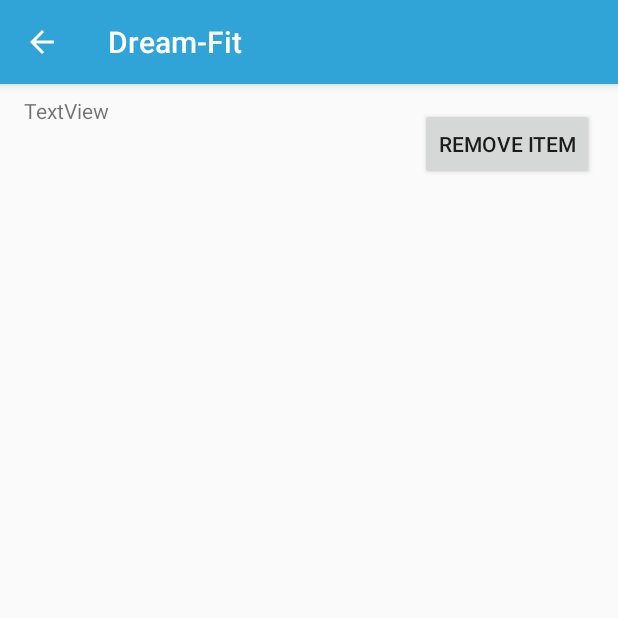
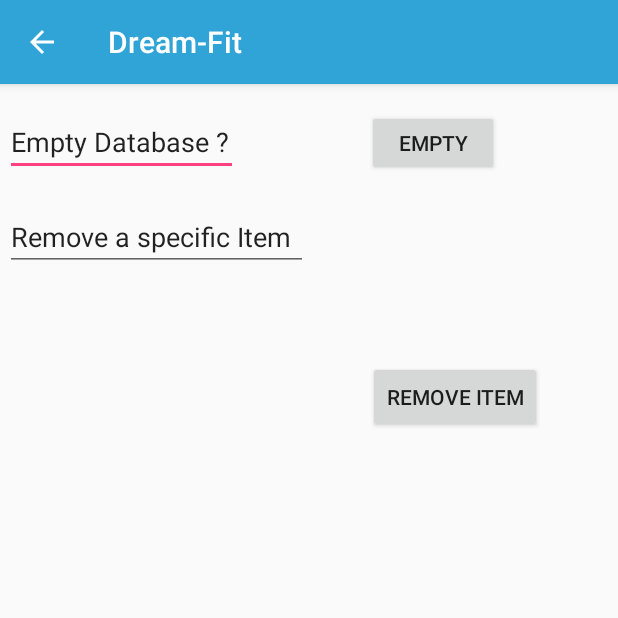
Before and after one commit to MatthewDBarrett/DreamFit, an Android app: the calorie_tracker_remove_List screen opened directly, with no data from a screen before it, on a phone screen of 412 x 824 dp, the top half of it. Run offline under Robolectric (Android 15) with nearby library versions, the phone set to English and light mode, and no system bars.

Commit message:
~revamp of add_List activity ~some changes to calorieTracker ~add_List activity now shows calories & item description ~implementation of remove 'Empty database' option

```diff
--- a/app/src/main/res/layout/activity_calorie_tracker_remove_list.xml
+++ b/app/src/main/res/layout/activity_calorie_tracker_remove_list.xml
@@ -17,33 +17,62 @@
         app:layout_constraintEnd_toEndOf="parent"
         app:layout_constraintStart_toStartOf="parent" />
 
-    <TextView
-        android:id="@+id/textView"
-        android:layout_width="180dp"
-        android:layout_height="56dp"
-        android:layout_marginBottom="112dp"
-        android:layout_marginStart="16dp"
-        android:layout_marginTop="8dp"
-        android:text="TextView"
-        app:layout_constraintBottom_toTopOf="@+id/foodList"
-        app:layout_constraintStart_toStartOf="parent"
-        app:layout_constraintTop_toTopOf="parent"
-        app:layout_constraintVertical_bias="0.0" />
-
     <Button
-        android:id="@+id/button"
+        android:id="@+id/removeBtn"
         android:layout_width="wrap_content"
         android:layout_height="wrap_content"
         android:layout_marginBottom="8dp"
-        android:layout_marginEnd="16dp"
-        android:layout_marginStart="8dp"
+        android:layout_marginEnd="52dp"
+        android:layout_marginStart="40dp"
         android:layout_marginTop="16dp"
         android:onClick="onRemove"
         android:text="remove Item"
         app:layout_constraintBottom_toTopOf="@+id/foodList"
         app:layout_constraintEnd_toEndOf="parent"
-        app:layout_constraintHorizontal_bias="1.0"
-        app:layout_constraintStart_toEndOf="@+id/textView"
+        app:layout_constraintHorizontal_bias="0.333"
+        app:layout_constraintStart_toEndOf="@+id/editText2"
         app:layout_constraintTop_toTopOf="parent"
+        app:layout_constraintVertical_bias="0.662" />
+
+    <EditText
+        android:id="@+id/editText"
+        android:layout_width="155dp"
+        android:layout_height="wrap_content"
+        android:layout_marginStart="3dp"
+        android:layout_marginTop="16dp"
+        android:ems="10"
+        android:inputType="textPersonName"
+        android:text="Empty Database ?"
+        app:layout_constraintHorizontal_chainStyle="spread"
+        app:layout_constraintStart_toStartOf="parent"
+        app:layout_constraintTop_toTopOf="parent" />
+
+    <EditText
+        android:id="@+id/editText2"
+        android:layout_width="202dp"
+        android:layout_height="wrap_content"
+        android:layout_marginBottom="52dp"
+        android:layout_marginStart="3dp"
+        android:layout_marginTop="18dp"
+        android:ems="10"
+        android:inputType="textPersonName"
+        android:text="Remove a specific Item"
+        app:layout_constraintBottom_toTopOf="@+id/foodList"
+        app:layout_constraintStart_toStartOf="parent"
+        app:layout_constraintTop_toBottomOf="@+id/editText"
         app:layout_constraintVertical_bias="0.0" />
+
+    <Button
+        android:id="@+id/emptyBtn"
+        android:layout_width="wrap_content"
+        android:layout_height="44dp"
+        android:layout_marginBottom="18dp"
+        android:layout_marginStart="86dp"
+        android:layout_marginTop="2dp"
+        android:onClick="onEmpty"
+        android:text="Empty"
+        app:layout_constraintBottom_toTopOf="@+id/editText2"
+        app:layout_constraintStart_toEndOf="@+id/editText"
+        app:layout_constraintTop_toTopOf="parent"
+        app:layout_constraintVertical_bias="1.0" />
 </android.support.constraint.ConstraintLayout>
```
Also changed, not shown: app/src/main/java/com/example/ethan/dream_fit/DatabaseHelper.java (+15 -2 lines), app/src/main/java/com/example/ethan/dream_fit/Item.java (added, +31 -0 lines), app/src/main/java/com/example/ethan/dream_fit/calorie_tracker_add_list.java (+22 -8 lines), app/src/main/java/com/example/ethan/dream_fit/calorie_tracker_remove_List.java (+44 -0 lines), app/src/main/java/com/example/ethan/dream_fit/two_Column_ListAdapter.java (added, +50 -0 lines), 1 other file.
